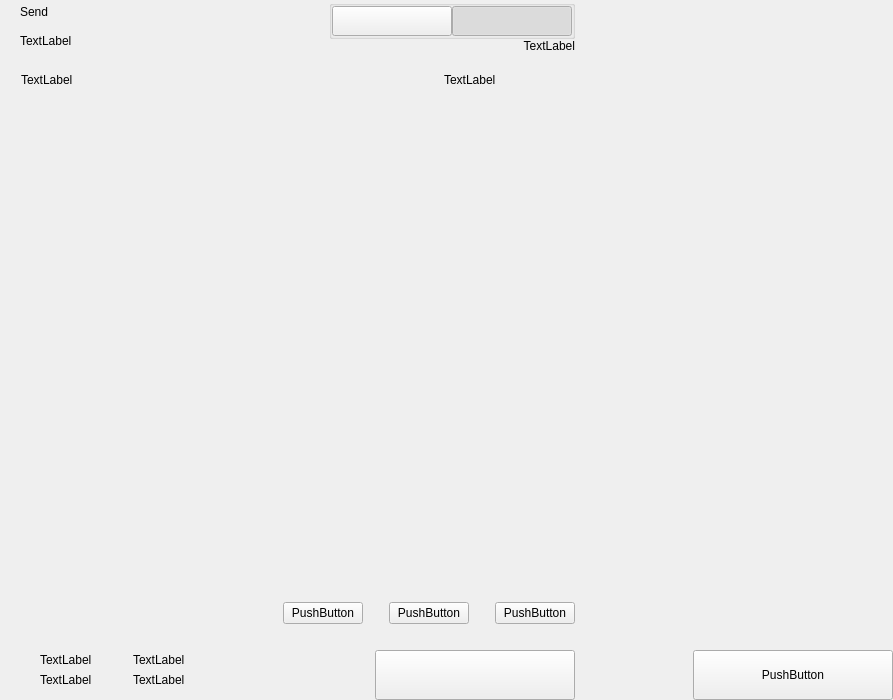
First picture: the form in src/qt/eros/forms/send.ui, repository ErosCore/ErosCore, before the edit.
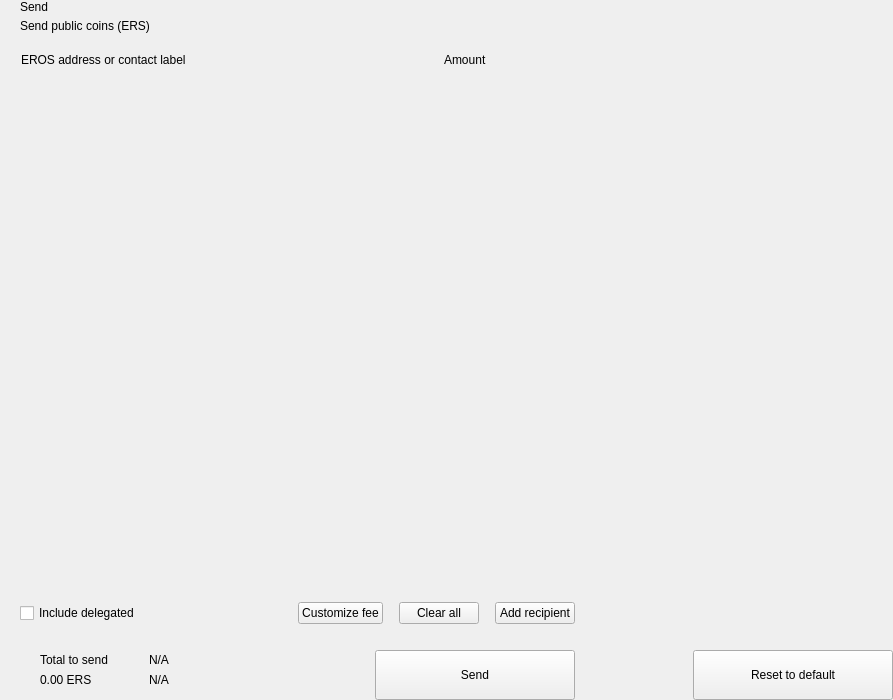
Second picture: the form after the edit. Custom widgets are drawn as their Qt base class.

Patch:
```diff
--- a/src/qt/eros/forms/send.ui
+++ b/src/qt/eros/forms/send.ui
@@ -81,7 +81,7 @@
             <item>
              <widget class="QLabel" name="labelSubtitle1">
               <property name="text">
-               <string>TextLabel</string>
+               <string>Send public coins (ERS)</string>
               </property>
              </widget>
             </item>
@@ -100,109 +100,6 @@
             </property>
            </spacer>
           </item>
-          <item>
-           <layout class="QVBoxLayout" name="verticalLayout_6">
-            <property name="spacing">
-             <number>0</number>
-            </property>
-            <item>
-             <widget class="QGroupBox" name="groupBox">
-              <property name="title">
-               <string/>
-              </property>
-              <property name="alignment">
-               <set>Qt::AlignLeading|Qt::AlignLeft|Qt::AlignTop</set>
-              </property>
-              <layout class="QHBoxLayout" name="horizontalLayout_4">
-               <property name="spacing">
-                <number>0</number>
-               </property>
-               <property name="leftMargin">
-                <number>0</number>
-               </property>
-               <property name="topMargin">
-                <number>0</number>
-               </property>
-               <property name="rightMargin">
-                <number>0</number>
-               </property>
-               <property name="bottomMargin">
-                <number>0</number>
-               </property>
-               <item>
-                <widget class="QPushButton" name="pushLeft">
-                 <property name="minimumSize">
-                  <size>
-                   <width>120</width>
-                   <height>30</height>
-                  </size>
-                 </property>
-                 <property name="maximumSize">
-                  <size>
-                   <width>120</width>
-                   <height>30</height>
-                  </size>
-                 </property>
-                 <property name="focusPolicy">
-                  <enum>Qt::NoFocus</enum>
-                 </property>
-                 <property name="text">
-                  <string/>
-                 </property>
-                 <property name="checkable">
-                  <bool>true</bool>
-                 </property>
-                 <property name="autoExclusive">
-                  <bool>true</bool>
-                 </property>
-                </widget>
-               </item>
-               <item>
-                <widget class="QPushButton" name="pushRight">
-                 <property name="minimumSize">
-                  <size>
-                   <width>120</width>
-                   <height>30</height>
-                  </size>
-                 </property>
-                 <property name="maximumSize">
-                  <size>
-                   <width>120</width>
-                   <height>30</height>
-                  </size>
-                 </property>
-                 <property name="focusPolicy">
-                  <enum>Qt::NoFocus</enum>
-                 </property>
-                 <property name="text">
-                  <string/>
-                 </property>
-                 <property name="checkable">
-                  <bool>true</bool>
-                 </property>
-                 <property name="checked">
-                  <bool>true</bool>
-                 </property>
-                 <property name="autoExclusive">
-                  <bool>true</bool>
-                 </property>
-                </widget>
-               </item>
-              </layout>
-             </widget>
-            </item>
-            <item>
-             <widget class="QLabel" name="labelSubtitle2">
-              <property name="text">
-               <string>TextLabel</string>
-              </property>
-              <property name="alignment">
-               <set>Qt::AlignRight|Qt::AlignTrailing|Qt::AlignVCenter</set>
-              </property>
-             </widget>
-            </item>
-           </layout>
-          </item>
          </layout>
         </item>
         <item>
@@ -244,7 +141,7 @@
              <string notr="true">margin-left:8px;</string>
             </property>
             <property name="text">
-             <string>TextLabel</string>
+             <string>EROS address or contact label</string>
             </property>
            </widget>
           </item>
@@ -267,7 +164,7 @@
           <item>
            <widget class="QLabel" name="labelSubtitleAmount">
             <property name="text">
-             <string>TextLabel</string>
+             <string>Amount</string>
             </property>
            </widget>
           </item>
@@ -366,9 +263,22 @@
           <property name="spacing">
            <number>6</number>
           </property>
+          <property name="leftMargin">
+           <number>20</number>
+          </property>
           <property name="rightMargin">
            <number>20</number>
           </property>
+          <item>
+           <widget class="QCheckBox" name="checkBoxDelegations">
+            <property name="layoutDirection">
+             <enum>Qt::LeftToRight</enum>
+            </property>
+            <property name="text">
+             <string>Include delegated</string>
+            </property>
+           </widget>
+          </item>
           <item>
            <spacer name="horizontalSpacer_4">
             <property name="orientation">
@@ -376,7 +286,7 @@
             </property>
             <property name="sizeHint" stdset="0">
              <size>
-              <width>40</width>
+              <width>10</width>
               <height>20</height>
              </size>
             </property>
@@ -388,7 +298,7 @@
              <enum>Qt::NoFocus</enum>
             </property>
             <property name="text">
-             <string>PushButton</string>
+             <string>Customize fee</string>
             </property>
            </widget>
           </item>
@@ -402,7 +312,7 @@
             </property>
             <property name="sizeHint" stdset="0">
              <size>
-              <width>20</width>
+              <width>10</width>
               <height>20</height>
              </size>
             </property>
@@ -417,7 +327,7 @@
              <enum>Qt::RightToLeft</enum>
             </property>
             <property name="text">
-             <string>PushButton</string>
+             <string>Clear all</string>
             </property>
            </widget>
           </item>
@@ -431,7 +341,7 @@
             </property>
             <property name="sizeHint" stdset="0">
              <size>
-              <width>20</width>
+              <width>10</width>
               <height>20</height>
              </size>
             </property>
@@ -443,7 +353,7 @@
              <enum>Qt::NoFocus</enum>
             </property>
             <property name="text">
-             <string>PushButton</string>
+             <string>Add recipient</string>
             </property>
            </widget>
           </item>
@@ -547,14 +457,14 @@
                      <item>
                       <widget class="QLabel" name="labelTitleTotalSend">
                        <property name="text">
-                        <string>TextLabel</string>
+                        <string>Total to send</string>
                        </property>
                       </widget>
                      </item>
                      <item>
                       <widget class="QLabel" name="labelAmountSend">
                        <property name="text">
-                        <string>TextLabel</string>
+                        <string notr="true">0.00 ERS</string>
                        </property>
                       </widget>
                      </item>
@@ -619,14 +529,14 @@
                      <item>
                       <widget class="QLabel" name="labelTitleTotalRemaining">
                        <property name="text">
-                        <string>TextLabel</string>
+                        <string notr="true">N/A</string>
                        </property>
                       </widget>
                      </item>
                      <item>
                       <widget class="QLabel" name="labelAmountRemaining">
                        <property name="text">
-                        <string>TextLabel</string>
+                        <string notr="true">N/A</string>
                        </property>
                       </widget>
                      </item>
@@ -676,7 +586,7 @@
              <enum>Qt::NoFocus</enum>
             </property>
             <property name="text">
-             <string/>
+             <string>Send</string>
             </property>
            </widget>
           </item>
@@ -783,7 +693,7 @@
              <enum>Qt::NoFocus</enum>
             </property>
             <property name="text">
-             <string>PushButton</string>
+             <string>Reset to default</string>
             </property>
            </widget>
           </item>
```
